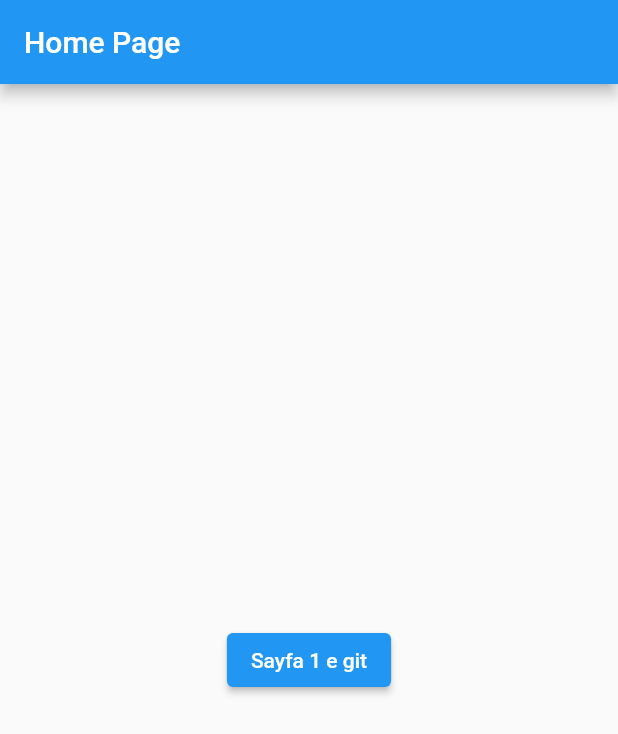
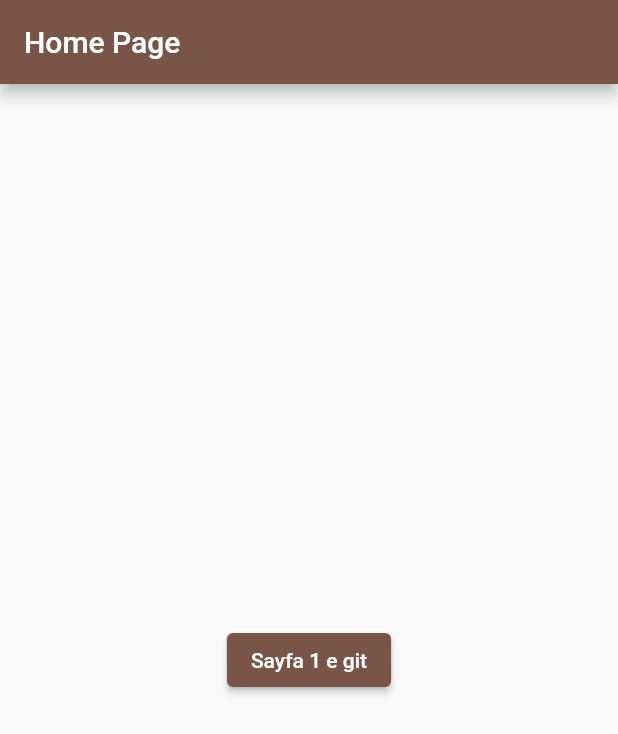
Before and after one commit to sengulalii/Ali, a Flutter app: the screen it shows after launch, on a phone screen of 412 x 824 dp. Shown: the top 734 px of the screen. Run offline on Flutter 3.47's test engine with Material 2 defaults, Android fonts, the phone set to English and light mode, and no system bars.

Commit message:
Modify main.dart

```diff
--- a/lib/main.dart
+++ b/lib/main.dart
@@ -12,10 +12,10 @@ class MyApp extends StatelessWidget {
   @override
   Widget build(BuildContext context) {
     return MaterialApp(
-      title: 'Flutter Demo',
+      title: 'Demo App',
       debugShowCheckedModeBanner: false,
       theme: ThemeData(
-        primarySwatch: Colors.blue,
+        primarySwatch: Colors.brown,
       ),
       home: const HomePage(),
     );
@@ -32,7 +32,7 @@ class MyHomePage extends StatefulWidget {
 }
 
 class _MyHomePageState extends State<MyHomePage> {
-  int _counter = 0;
+  int _counter = -5;
 
   void _incrementCounter() {
     setState(() {
```
